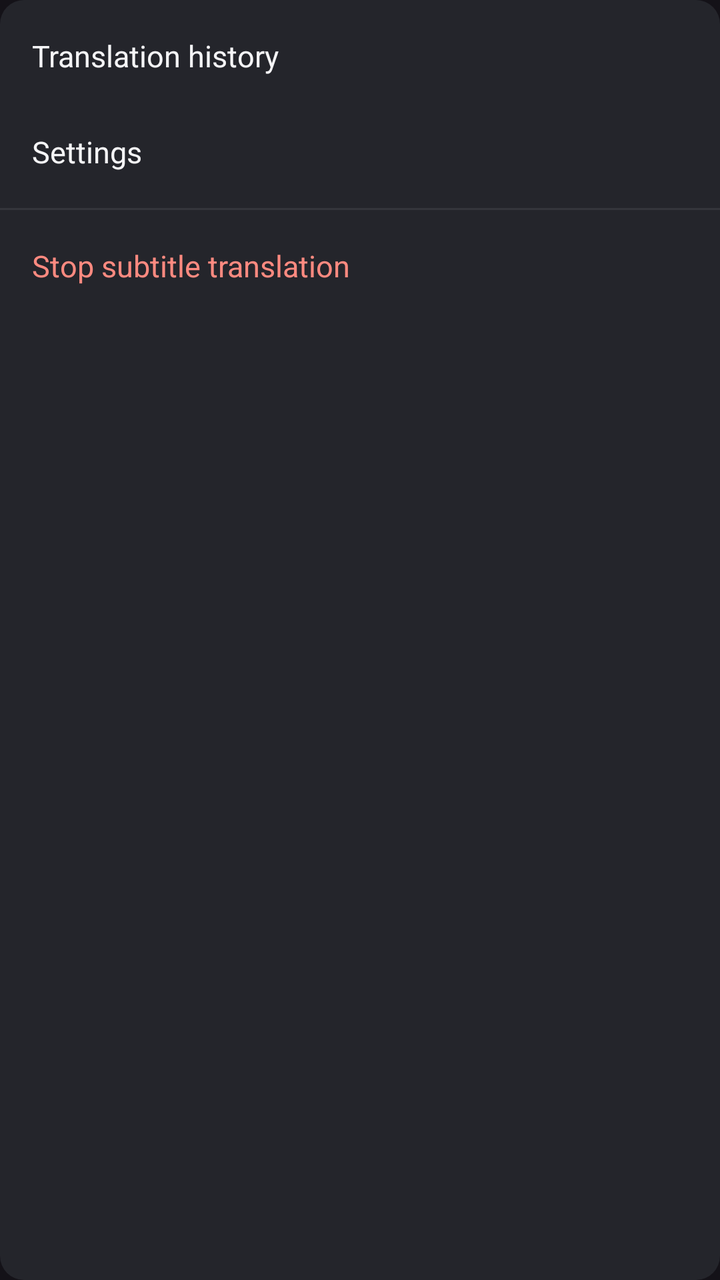
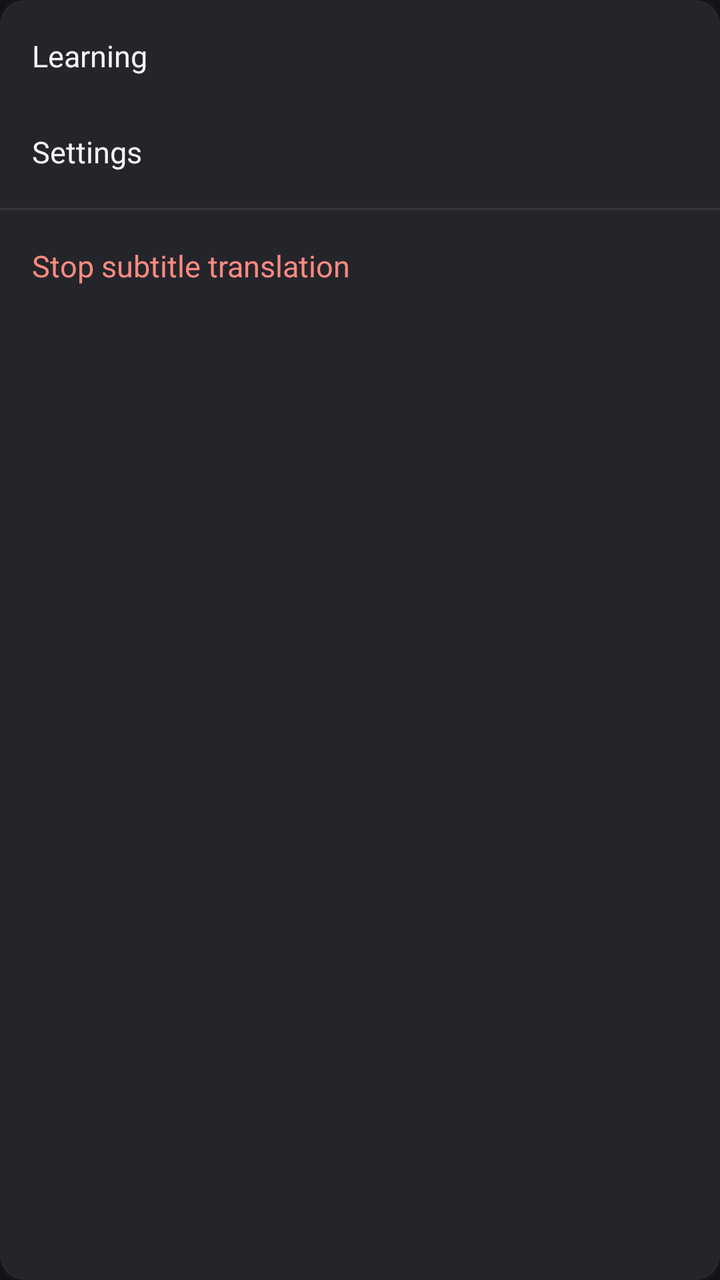

Before-and-after screenshots of an Android layout around one commit, followed by the original layout XML and the change that was made.
<!-- AndroidManifest.xml: application theme Theme.SubtitleTranslator -->
<!-- res/layout/floating_menu.xml -->
<?xml version="1.0" encoding="utf-8"?>
<LinearLayout xmlns:android="http://schemas.android.com/apk/res/android"
    android:layout_width="wrap_content"
    android:layout_height="wrap_content"
    android:background="@drawable/bg_card"
    android:minWidth="160dp"
    android:orientation="vertical"
    android:paddingVertical="4dp">

    <TextView
        android:id="@+id/menuHistory"
        android:layout_width="match_parent"
        android:layout_height="48dp"
        android:background="?attr/selectableItemBackground"
        android:gravity="center_vertical"
        android:paddingHorizontal="16dp"
        android:text="@string/main_history"
        android:textColor="@color/text_primary"
        android:textSize="15sp" />

    <TextView
        android:id="@+id/menuSettings"
        android:layout_width="match_parent"
        android:layout_height="48dp"
        android:background="?attr/selectableItemBackground"
        android:gravity="center_vertical"
        android:paddingHorizontal="16dp"
        android:text="@string/main_settings"
        android:textColor="@color/text_primary"
        android:textSize="15sp" />

    
    <TextView
        android:id="@+id/menuA11yDump"
        android:layout_width="match_parent"
        android:layout_height="48dp"
        android:background="?attr/selectableItemBackground"
        android:gravity="center_vertical"
        android:paddingHorizontal="16dp"
        android:text="@string/menu_a11y_dump"
        android:textColor="@color/text_primary"
        android:textSize="15sp"
        android:visibility="gone" />

    
    <TextView
        android:id="@+id/menuDebugCapture"
        android:layout_width="match_parent"
        android:layout_height="48dp"
        android:background="?attr/selectableItemBackground"
        android:gravity="center_vertical"
        android:paddingHorizontal="16dp"
        android:text="@string/debug_title"
        android:textColor="@color/text_primary"
        android:textSize="15sp"
        android:visibility="gone" />

    <View
        android:layout_width="match_parent"
        android:layout_height="1dp"
        android:layout_marginVertical="4dp"
        android:background="@color/divider" />

    <TextView
        android:id="@+id/menuStop"
        android:layout_width="match_parent"
        android:layout_height="48dp"
        android:background="?attr/selectableItemBackground"
        android:gravity="center_vertical"
        android:paddingHorizontal="16dp"
        android:text="@string/main_stop_service"
        android:textColor="@color/difficulty_hard_text"
        android:textSize="15sp" />

</LinearLayout>
<!-- resources referenced by this layout -->
<resources>
  <color name="difficulty_hard_text">#FFFF8A80</color>
  <color name="divider">#FF34353B</color>
  <color name="text_primary">#FFF5F5F7</color>
  <!-- drawable bg_card (drawable) -->
  <?xml version="1.0" encoding="utf-8"?>
  <shape xmlns:android="http://schemas.android.com/apk/res/android"
      android:shape="rectangle">
      <solid android:color="@color/card_bg" />
      <corners android:radius="@dimen/card_radius" />
  </shape>
  <string name="debug_title">Recognition captures</string>
  <string name="main_history">Translation history</string>
  <string name="main_settings">Settings</string>
  <string name="main_stop_service">Stop subtitle translation</string>
  <string name="menu_a11y_dump">Accessibility dump</string>
  <style name="Theme.SubtitleTranslator" parent="Theme.Material3.Dark.NoActionBar">
          
          <item name="colorPrimary">@color/accent</item>
          <item name="colorOnPrimary">@color/on_accent</item>
          <item name="colorPrimaryContainer">@color/accent_container</item>
          <item name="colorOnPrimaryContainer">@color/on_accent_container</item>
          <item name="colorSecondary">@color/accent_dim</item>
          <item name="colorOnSecondary">@color/on_accent</item>
          <item name="colorSecondaryContainer">@color/surface_variant</item>
          <item name="colorOnSecondaryContainer">@color/text_primary</item>
          <item name="colorSurface">@color/screen_bg</item>
          <item name="colorOnSurface">@color/text_primary</item>
          <item name="colorSurfaceVariant">@color/surface_variant</item>
          <item name="colorOnSurfaceVariant">@color/text_secondary</item>
          <item name="colorSurfaceContainer">@color/surface_tile</item>
          <item name="colorSurfaceContainerHigh">@color/card_bg</item>
          <item name="colorOutline">@color/button_outline</item>
          <item name="colorOutlineVariant">@color/card_stroke</item>
          <item name="colorError">@color/stop_button</item>
          <item name="colorOnError">@color/text_primary</item>
          
          <item name="android:statusBarColor">@color/screen_bg</item>
          <item name="android:windowLightStatusBar">false</item>
          <item name="android:navigationBarColor">@color/screen_bg</item>
      </style>
  <color name="card_bg">#FF24252B</color>
  <dimen name="card_radius">12dp</dimen>
  <color name="accent">#FFB9E64B</color>
  <color name="on_accent">#FF101114</color>
  <color name="accent_container">#FF33430F</color>
  <color name="on_accent_container">#FFD6F67A</color>
  <color name="accent_dim">#FFCBE97F</color>
  <color name="surface_variant">#FF2A2C33</color>
  <color name="screen_bg">#FF101114</color>
  <color name="text_secondary">#FFA5A7B0</color>
  <color name="surface_tile">#FF1B1D23</color>
  <color name="button_outline">#FF34353B</color>
  <color name="card_stroke">#FF2E3138</color>
  <color name="stop_button">#FFB3261E</color>
</resources>

<!-- the commit's change to res/layout/floating_menu.xml (unified diff, before → after) -->
@@ -8,13 +8,13 @@
     android:paddingVertical="4dp">
 
     <TextView
-        android:id="@+id/menuHistory"
+        android:id="@+id/menuLearning"
         android:layout_width="match_parent"
         android:layout_height="48dp"
         android:background="?attr/selectableItemBackground"
         android:gravity="center_vertical"
         android:paddingHorizontal="16dp"
-        android:text="@string/main_history"
+        android:text="@string/nav_learning"
         android:textColor="@color/text_primary"
         android:textSize="15sp" />
 
<!-- resource entries referenced after the edit -->
@@ -11,10 +11,10 @@
       <corners android:radius="@dimen/card_radius" />
   </shape>
   <string name="debug_title">Recognition captures</string>
-  <string name="main_history">Translation history</string>
   <string name="main_settings">Settings</string>
   <string name="main_stop_service">Stop subtitle translation</string>
   <string name="menu_a11y_dump">Accessibility dump</string>
+  <string name="nav_learning">Learning</string>
   <style name="Theme.SubtitleTranslator" parent="Theme.Material3.Dark.NoActionBar">
           
           <item name="colorPrimary">@color/accent</item>
